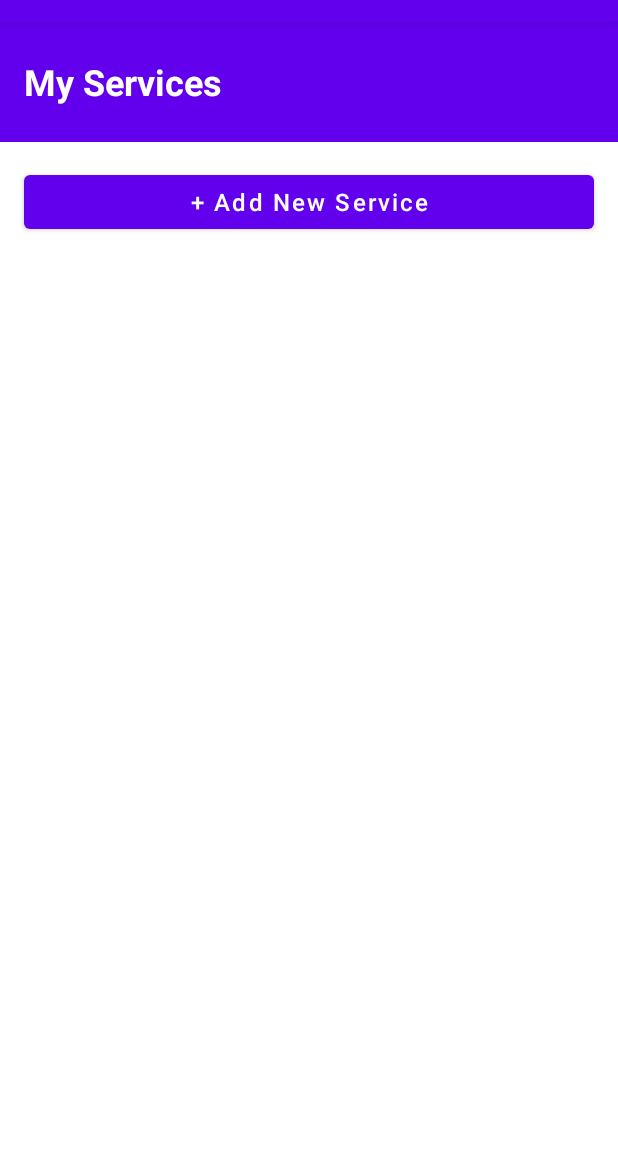
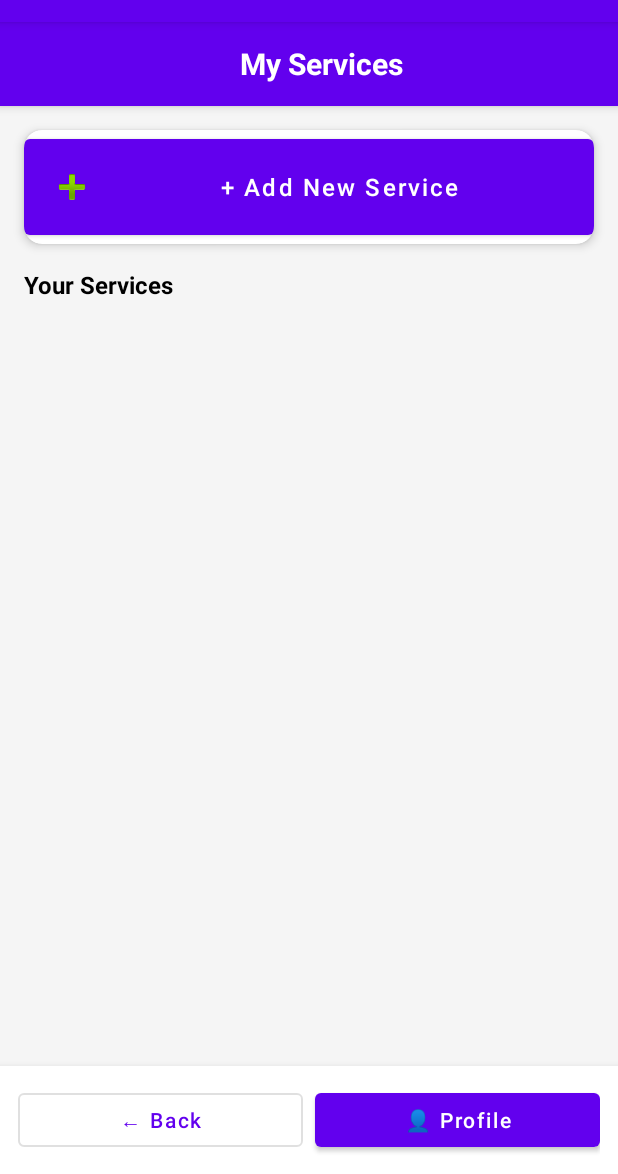
Before and after one commit to gvsrgh/SevaMitra, an Android app: the PartnerActivity screen opened directly, with no data from a screen before it, on a phone screen of 412 x 824 dp, the part 62-1236 px from its top. Run offline under Robolectric (Android 15) with nearby library versions, the phone set to English and light mode, and no system bars; our stand-ins replace Firebase (no records; nobody signed in at launch, a user with empty details on screens opened directly).

```diff
--- a/app/src/main/AndroidManifest.xml
+++ b/app/src/main/AndroidManifest.xml
@@ -47,6 +47,10 @@
             android:name=".ServiceDetailActivity"
             android:exported="false" />
 
+        <activity
+            android:name=".ProfileActivity"
+            android:exported="false" />
+
     </application>
 
 </manifest>
--- a/app/src/main/java/com/example/sevamitra/PartnerActivity.kt
+++ b/app/src/main/java/com/example/sevamitra/PartnerActivity.kt
@@ -17,7 +17,8 @@ class PartnerActivity : AppCompatActivity() {
 
     private lateinit var recyclerView: RecyclerView
     private lateinit var btnAddService: Button
-    private lateinit var btnLogout: Button
+    private lateinit var btnProfile: Button
+    private lateinit var btnBack: Button
 
     override fun onCreate(savedInstanceState: Bundle?) {
         super.onCreate(savedInstanceState)
@@ -28,7 +29,8 @@ class PartnerActivity : AppCompatActivity() {
 
         recyclerView = findViewById(R.id.recyclerView)
         btnAddService = findViewById(R.id.btnAddService)
-        btnLogout = findViewById(R.id.btnLogout)
+        btnProfile = findViewById(R.id.btnProfile)
+        btnBack = findViewById(R.id.btnBack)
 
         recyclerView.layoutManager = LinearLayoutManager(this)
 
@@ -36,9 +38,11 @@ class PartnerActivity : AppCompatActivity() {
             startActivity(Intent(this, AddServiceActivity::class.java))
         }
 
-        btnLogout.setOnClickListener {
-            auth.signOut()
-            startActivity(Intent(this, MainActivity::class.java))
+        btnProfile.setOnClickListener {
+            startActivity(Intent(this, ProfileActivity::class.java))
+        }
+
+        btnBack.setOnClickListener {
             finish()
         }
     }
--- a/app/src/main/res/layout/activity_partner.xml
+++ b/app/src/main/res/layout/activity_partner.xml
@@ -1,48 +1,107 @@
 <?xml version="1.0" encoding="utf-8"?>
-<LinearLayout xmlns:android="http://schemas.android.com/apk/res/android"
+<RelativeLayout xmlns:android="http://schemas.android.com/apk/res/android"
+    xmlns:app="http://schemas.android.com/apk/res-auto"
     android:layout_width="match_parent"
     android:layout_height="match_parent"
-    android:orientation="vertical">
+    android:background="#F5F5F5">
 
     <LinearLayout
         android:layout_width="match_parent"
+        android:layout_height="match_parent"
+        android:orientation="vertical"
+        android:layout_above="@id/bottomNav">
+
+        <com.google.android.material.appbar.AppBarLayout
+            android:layout_width="match_parent"
             android:layout_height="wrap_content"
-        android:orientation="horizontal"
-        android:background="?attr/colorPrimary"
-        android:padding="16dp"
-        android:gravity="center_vertical">
+            android:elevation="4dp">
+
+            <androidx.appcompat.widget.Toolbar
+                android:layout_width="match_parent"
+                android:layout_height="?attr/actionBarSize"
+                android:background="?attr/colorPrimary">
 
                 <TextView
-            android:layout_width="0dp"
+                    android:layout_width="match_parent"
                     android:layout_height="wrap_content"
-            android:layout_weight="1"
                     android:text="My Services"
-            android:textSize="24sp"
+                    android:textSize="20sp"
                     android:textStyle="bold"
-            android:textColor="@android:color/white" />
+                    android:textColor="@android:color/white"
+                    android:gravity="center" />
 
-        <Button
-            android:id="@+id/btnLogout"
-            android:layout_width="wrap_content"
+            </androidx.appcompat.widget.Toolbar>
+
+        </com.google.android.material.appbar.AppBarLayout>
+
+        <com.google.android.material.card.MaterialCardView
+            android:layout_width="match_parent"
             android:layout_height="wrap_content"
-            android:text="Logout"
-            android:textAllCaps="false"
-            style="@style/Widget.MaterialComponents.Button.TextButton" />
-    </LinearLayout>
+            android:layout_margin="16dp"
+            app:cardCornerRadius="12dp"
+            app:cardElevation="4dp">
 
             <Button
                 android:id="@+id/btnAddService"
                 android:layout_width="match_parent"
                 android:layout_height="wrap_content"
-        android:layout_margin="16dp"
+                android:padding="16dp"
                 android:text="+ Add New Service"
                 android:textSize="16sp"
-        android:textAllCaps="false" />
+                android:textAllCaps="false"
+                android:drawableLeft="@android:drawable/ic_input_add"
+                android:drawablePadding="8dp" />
+
+        </com.google.android.material.card.MaterialCardView>
+
+        <TextView
+            android:layout_width="match_parent"
+            android:layout_height="wrap_content"
+            android:text="Your Services"
+            android:textSize="16sp"
+            android:textStyle="bold"
+            android:paddingStart="16dp"
+            android:paddingEnd="16dp"
+            android:paddingBottom="8dp"
+            android:textColor="@android:color/black" />
 
         <androidx.recyclerview.widget.RecyclerView
             android:id="@+id/recyclerView"
             android:layout_width="match_parent"
             android:layout_height="match_parent"
-        android:padding="8dp" />
+            android:padding="8dp"
+            android:clipToPadding="false" />
 
     </LinearLayout>
+
+    <LinearLayout
+        android:id="@+id/bottomNav"
+        android:layout_width="match_parent"
+        android:layout_height="wrap_content"
+        android:layout_alignParentBottom="true"
+        android:orientation="horizontal"
+        android:background="@android:color/white"
+        android:elevation="8dp"
+        android:padding="12dp">
+
+        <Button
+            android:id="@+id/btnBack"
+            android:layout_width="0dp"
+            android:layout_height="wrap_content"
+            android:layout_weight="1"
+            android:text="← Back"
+            android:textAllCaps="false"
+            android:layout_marginEnd="8dp"
+            style="@style/Widget.MaterialComponents.Button.OutlinedButton" />
+
+        <Button
+            android:id="@+id/btnProfile"
+            android:layout_width="0dp"
+            android:layout_height="wrap_content"
+            android:layout_weight="1"
+            android:text="👤 Profile"
+            android:textAllCaps="false" />
+
+    </LinearLayout>
+
+</RelativeLayout>
```
Also changed, not shown: app/src/main/java/com/example/sevamitra/ProfileActivity.kt (added, +68 -0 lines), app/src/main/java/com/example/sevamitra/SeekerActivity.kt (+9 -5 lines), app/src/main/res/layout/activity_profile.xml (added, +98 -0 lines), app/src/main/res/layout/activity_seeker.xml (+59 -21 lines), app/src/main/res/layout/item_service.xml (+42 -16 lines). Lines whose indentation alone changed are shown as unchanged.
